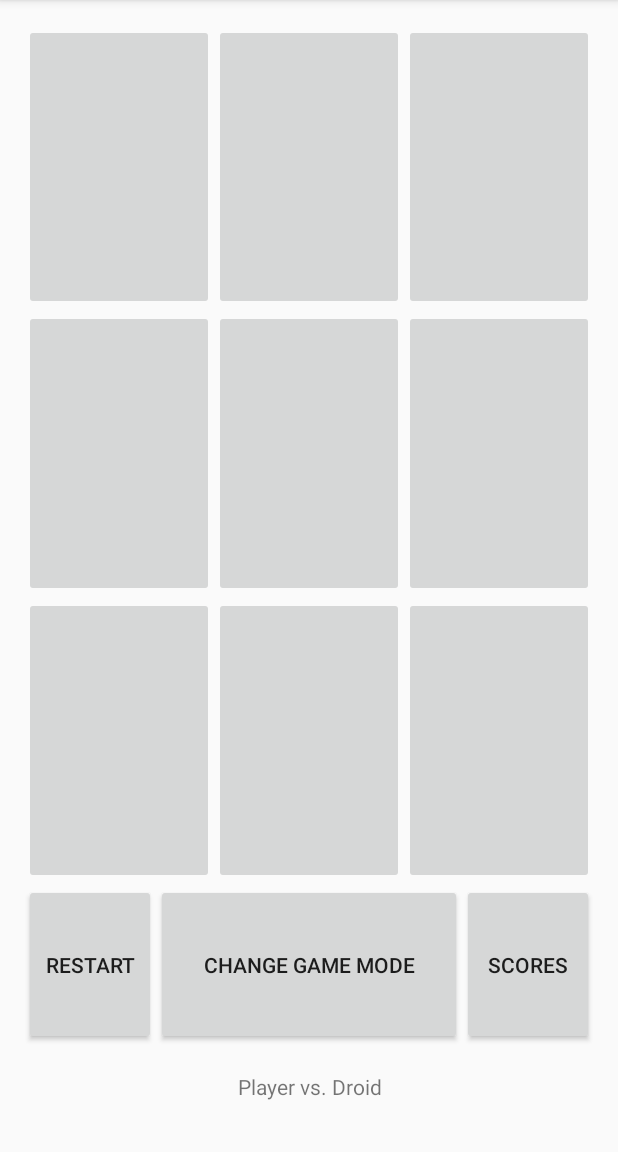
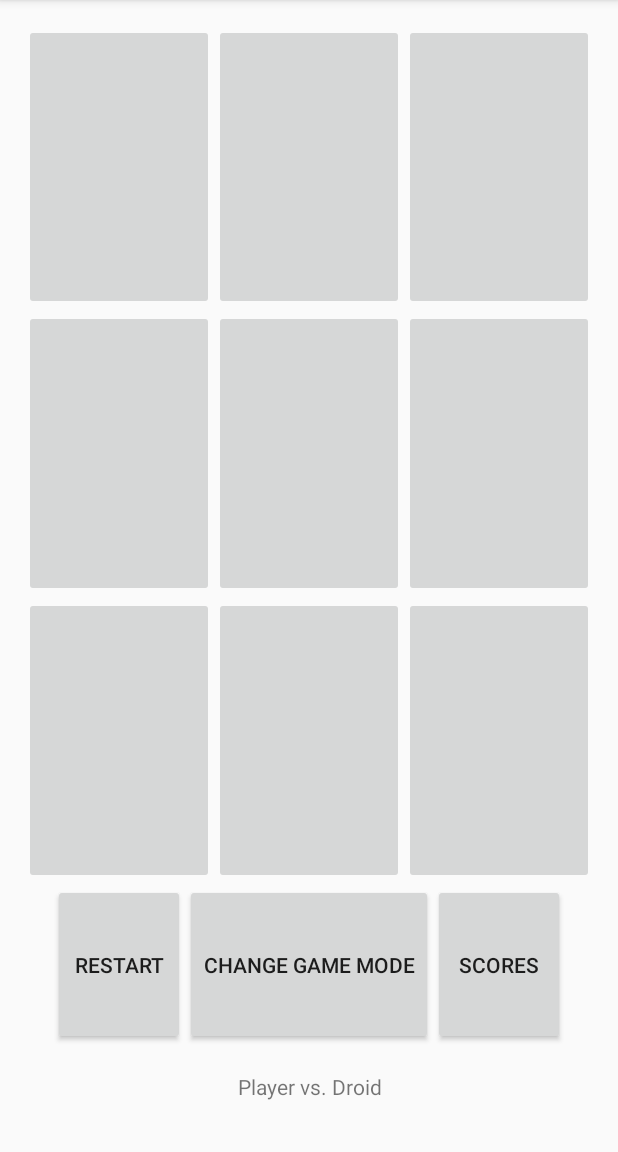
Before and after one commit to jeegnathebug/TTTjeegna, an Android app: the screen it shows after launch (MainActivity), on a phone screen of 412 x 824 dp, the part 84-1236 px from its top. Run offline under Robolectric (Android 15) with nearby library versions, the phone set to English and light mode, and no system bars.

Commit message:
Minor fixes

```diff
--- a/app/src/main/java/com/jeegnathebug/tttjeegna/MainActivity.java
+++ b/app/src/main/java/com/jeegnathebug/tttjeegna/MainActivity.java
@@ -31,19 +31,19 @@ public class MainActivity extends Activity {
 
     private TicTacToe tictactoe = new TicTacToe(GameMode.PvE);
 
-    public static final String PREFS_NAME = "Preferences";
+    public static final String PREFS_NAME = "com.jeegnathebug.tttjeegna.Preferences";
 
-    private static final String PLAYER1_TURN = "player1Turn";
-    private static final String GAME_MODE = "gameMode";
-    private static final String GAME_BOARD = "gameBoard";
-    private static final String PLAYER1_START = "playerTurn";
-    private static final String IS_END = "isEnd";
+    private static final String PLAYER1_TURN = "com.jeegnathebug.tttjeegna.player1Turn";
+    private static final String GAME_MODE = "com.jeegnathebug.tttjeegna.gameMode";
+    private static final String GAME_BOARD = "com.jeegnathebug.tttjeegna.gameBoard";
+    private static final String PLAYER1_START = "com.jeegnathebug.tttjeegna.playerTurn";
+    private static final String IS_END = "com.jeegnathebug.tttjeegna.isEnd";
 
-    public static final String TIC_TAC_TOE = "tictactoe";
-    public static final String COUNTER_PLAYER1_WINS = "counterPlayer1Wins";
-    public static final String COUNTER_PLAYER2_WINS = "counterPlayer2Wins";
-    public static final String COUNTER_COMPUTER_WINS = "counterComputerWins";
-    public static final String COUNTER_TIES = "counterTies";
+    public static final String TIC_TAC_TOE = "com.jeegnathebug.tttjeegna.tictactoe";
+    public static final String COUNTER_PLAYER1_WINS = "com.jeegnathebug.tttjeegna.counterPlayer1Wins";
+    public static final String COUNTER_PLAYER2_WINS = "com.jeegnathebug.tttjeegna.counterPlayer2Wins";
+    public static final String COUNTER_COMPUTER_WINS = "com.jeegnathebug.tttjeegna.counterComputerWins";
+    public static final String COUNTER_TIES = "com.jeegnathebug.tttjeegna.counterTies";
 
     private int moveCounter = 0;
     private boolean player1Start = true;
@@ -220,11 +220,11 @@ public class MainActivity extends Activity {
      */
     public void restartGame(View v) {
         ImageButton[] buttons = getButtons();
-        for (int i = 0; i < buttons.length; i++) {
+        for (ImageButton button : buttons) {
             // Enable buttons
-            buttons[i].setEnabled(true);
+            button.setEnabled(true);
             // Reset button images
-            buttons[i].setImageDrawable(null);
+            button.setImageDrawable(null);
         }
 
         moveCounter = 0;
@@ -323,9 +323,9 @@ public class MainActivity extends Activity {
      */
     private void endGame() {
         ImageButton[] buttons = getButtons();
-        for (int i = 0; i < buttons.length; i++) {
+        for (ImageButton button : buttons) {
             // Disable buttons
-            buttons[i].setEnabled(false);
+            button.setEnabled(false);
         }
 
         isEnd = true;
@@ -491,7 +491,7 @@ public class MainActivity extends Activity {
      */
     private void setHeights() {
         ImageButton[] buttons = getButtons();
-        int height = (((TableLayout) findViewById(R.id.tableLayout)).getHeight()) / 3;
+        int height = (findViewById(R.id.tableLayout).getHeight()) / 3;
 
         for (ImageButton button : buttons) {
             ViewGroup.LayoutParams params = button.getLayoutParams();
--- a/app/src/main/res/layout-land/activity_about.xml
+++ b/app/src/main/res/layout-land/activity_about.xml
@@ -1,6 +1,7 @@
 <?xml version="1.0" encoding="utf-8"?>
 <LinearLayout
     xmlns:android="http://schemas.android.com/apk/res/android"
+    android:id="@+id/activity_about"
     android:orientation="vertical"
     android:layout_width="match_parent"
     android:layout_height="match_parent"
--- a/app/src/main/res/layout-land/activity_main.xml
+++ b/app/src/main/res/layout-land/activity_main.xml
@@ -1,6 +1,7 @@
 <?xml version="1.0" encoding="utf-8"?>
 <android.support.design.widget.CoordinatorLayout
     xmlns:android="http://schemas.android.com/apk/res/android"
+    android:id="@+id/activity_main"
     xmlns:app="http://schemas.android.com/apk/res-auto"
     xmlns:tools="http://schemas.android.com/tools"
     android:layout_width="match_parent"
--- a/app/src/main/res/layout-land/activity_score.xml
+++ b/app/src/main/res/layout-land/activity_score.xml
@@ -1,6 +1,7 @@
 <?xml version="1.0" encoding="utf-8"?>
 <LinearLayout
     xmlns:android="http://schemas.android.com/apk/res/android"
+    android:id="@+id/activity_score"
     android:orientation="vertical"
     android:layout_width="match_parent"
     android:layout_height="match_parent"
--- a/app/src/main/res/layout-land/content_main.xml
+++ b/app/src/main/res/layout-land/content_main.xml
@@ -3,6 +3,7 @@
     xmlns:android="http://schemas.android.com/apk/res/android"
     xmlns:app="http://schemas.android.com/apk/res-auto"
     xmlns:tools="http://schemas.android.com/tools"
+    android:baselineAligned="false"
     android:layout_width="match_parent"
     android:layout_height="match_parent"
     android:paddingBottom="@dimen/activity_vertical_margin"
@@ -12,13 +13,15 @@
     app:layout_behavior="@string/appbar_scrolling_view_behavior"
     tools:context="com.jeegnathebug.tttjeegna.MainActivity"
     android:orientation="horizontal"
-    tools:showIn="@layout/activity_main">
+    tools:showIn="@layout/activity_main"
+    android:id="@+id/main_content">
 
     <TableLayout
         android:layout_width="0dp"
         android:layout_height="match_parent"
         android:layout_weight="80"
         android:id="@+id/tableLayout">
+
         <TableRow
             android:layout_width="0dp"
             android:layout_height="0dp"
@@ -31,8 +34,7 @@
                 android:id="@+id/imageButton1"
                 android:layout_column="0"
                 android:scaleType="centerInside"
-            android:adjustViewBounds="true"
-            />
+                android:adjustViewBounds="true" />
 
             <ImageButton
                 android:layout_width="match_parent"
@@ -125,26 +127,24 @@
         android:layout_width="0dp"
         android:layout_height="match_parent"
         android:layout_weight="20">
-    <Button
-        android:layout_width="match_parent"
-        android:layout_height="0dp"
-        android:layout_weight="25"
-        android:text="@string/button_restart"
-        android:id="@+id/buttonRestart"
-        android:onClick="restartGame"/>
 
         <Button
             android:layout_width="match_parent"
-        android:layout_height="0dp"
-        android:layout_weight="25"
+            android:layout_height="wrap_content"
+            android:text="@string/button_restart"
+            android:id="@+id/buttonRestart"
+            android:onClick="restartGame" />
+
+        <Button
+            android:layout_width="match_parent"
+            android:layout_height="wrap_content"
             android:text="@string/button_versus"
             android:id="@+id/buttonVersus"
             android:onClick="changeGameMode" />
 
         <Button
             android:layout_width="match_parent"
-        android:layout_height="0dp"
-        android:layout_weight="25"
+            android:layout_height="wrap_content"
             android:text="@string/score_title"
             android:id="@+id/buttonScores"
             android:onClick="scores" />
@@ -154,8 +154,7 @@
             android:gravity="center"
             android:text="@string/PvE"
             android:layout_width="match_parent"
-        android:layout_height="0dp"
-        android:layout_weight="25"
-        android:id="@+id/textViewVersus"/>
+            android:layout_height="wrap_content"
+            android:id="@+id/textViewVersus" />
     </LinearLayout>
 </LinearLayout>
--- a/app/src/main/res/layout/activity_about.xml
+++ b/app/src/main/res/layout/activity_about.xml
@@ -1,6 +1,7 @@
 <?xml version="1.0" encoding="utf-8"?>
 <LinearLayout
     xmlns:android="http://schemas.android.com/apk/res/android"
+    android:id="@+id/activity_about"
     android:orientation="vertical"
     android:layout_width="match_parent"
     android:layout_height="match_parent"
@@ -15,7 +16,7 @@
         android:layout_height="wrap_content"
         android:textSize="20sp"
         android:padding="5dp"
-        android:id="@+id/textViewAboutTitle"/>
+        android:id="@+id/textViewAboutTitle" />
 
     <TextView
         android:text="@string/about_text"
--- a/app/src/main/res/layout/activity_main.xml
+++ b/app/src/main/res/layout/activity_main.xml
@@ -1,6 +1,7 @@
 <?xml version="1.0" encoding="utf-8"?>
 <android.support.design.widget.CoordinatorLayout
     xmlns:android="http://schemas.android.com/apk/res/android"
+    android:id="@+id/activity_main"
     xmlns:app="http://schemas.android.com/apk/res-auto"
     xmlns:tools="http://schemas.android.com/tools"
     android:layout_width="match_parent"
--- a/app/src/main/res/layout/activity_score.xml
+++ b/app/src/main/res/layout/activity_score.xml
@@ -1,6 +1,7 @@
 <?xml version="1.0" encoding="utf-8"?>
 <LinearLayout
     xmlns:android="http://schemas.android.com/apk/res/android"
+    android:id="@+id/activity_score"
     android:orientation="vertical"
     android:layout_width="match_parent"
     android:layout_height="match_parent"
--- a/app/src/main/res/layout/content_main.xml
+++ b/app/src/main/res/layout/content_main.xml
@@ -11,8 +11,9 @@
     android:paddingTop="@dimen/activity_vertical_margin"
     app:layout_behavior="@string/appbar_scrolling_view_behavior"
     tools:context="com.jeegnathebug.tttjeegna.MainActivity"
+    android:orientation="vertical"
     tools:showIn="@layout/activity_main"
-    android:orientation="vertical">
+    android:id="@+id/main_content">
 
     <TableLayout
         android:layout_width="match_parent"
@@ -134,8 +135,7 @@
             android:onClick="restartGame"/>
 
         <Button
-            android:layout_width="0dp"
-            android:layout_weight="33"
+            android:layout_width="wrap_content"
             android:layout_height="match_parent"
             android:text="@string/button_versus"
             android:id="@+id/buttonVersus"
```
Lines whose indentation alone changed are shown as unchanged.
